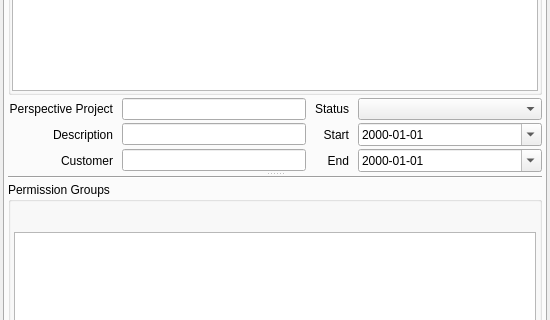
Qt form db/src/gui/db_permissionwidget.ui (hermixy/biluna) before a commit; both pictures show x 0 to 550 and y 142 to 462 of the 550 by 550 pixel window.
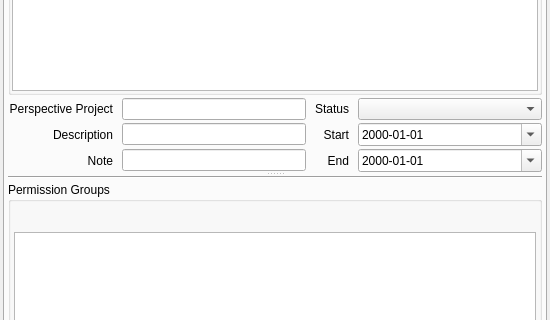
The same form after that commit. The open tabs and pages were chosen to show the change. Custom widgets are drawn as their Qt base class.

```diff
--- a/db/src/gui/db_permissionwidget.ui
+++ b/db/src/gui/db_permissionwidget.ui
@@ -553,7 +553,7 @@
              <item row="2" column="0">
               <widget class="QLabel" name="label_6">
                <property name="text">
-                <string>Customer</string>
+                <string>Note</string>
                </property>
                <property name="alignment">
                 <set>Qt::AlignRight|Qt::AlignTrailing|Qt::AlignVCenter</set>
```
Left out of the diff: 4 changed lines with no effect on the pictures.
